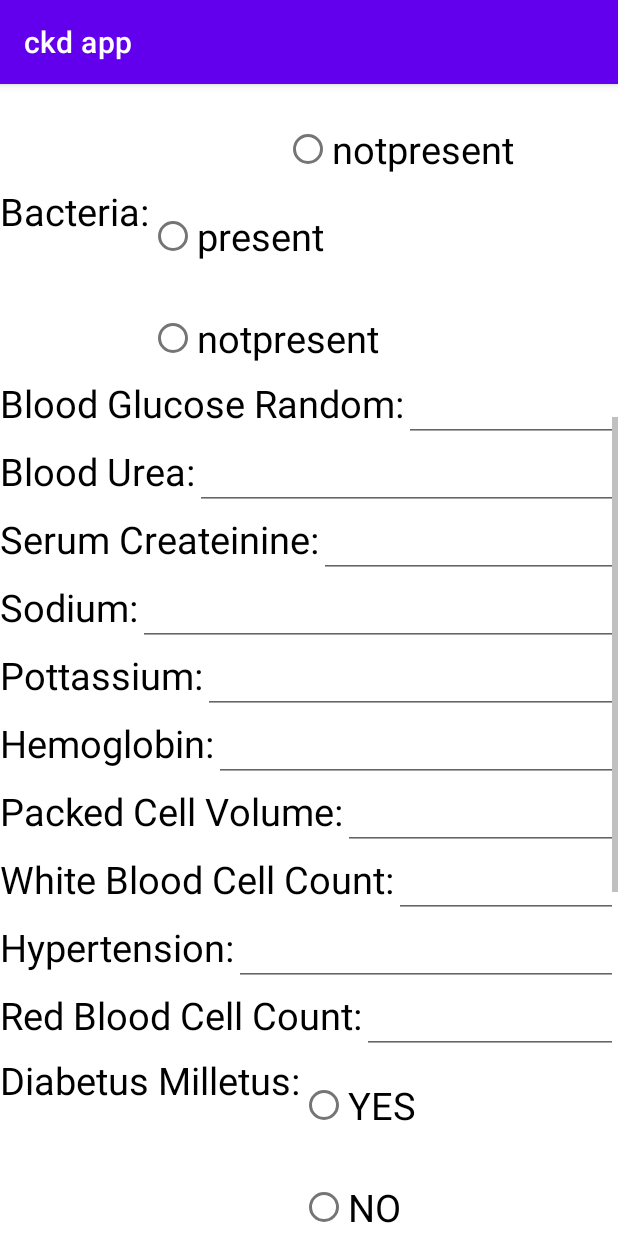
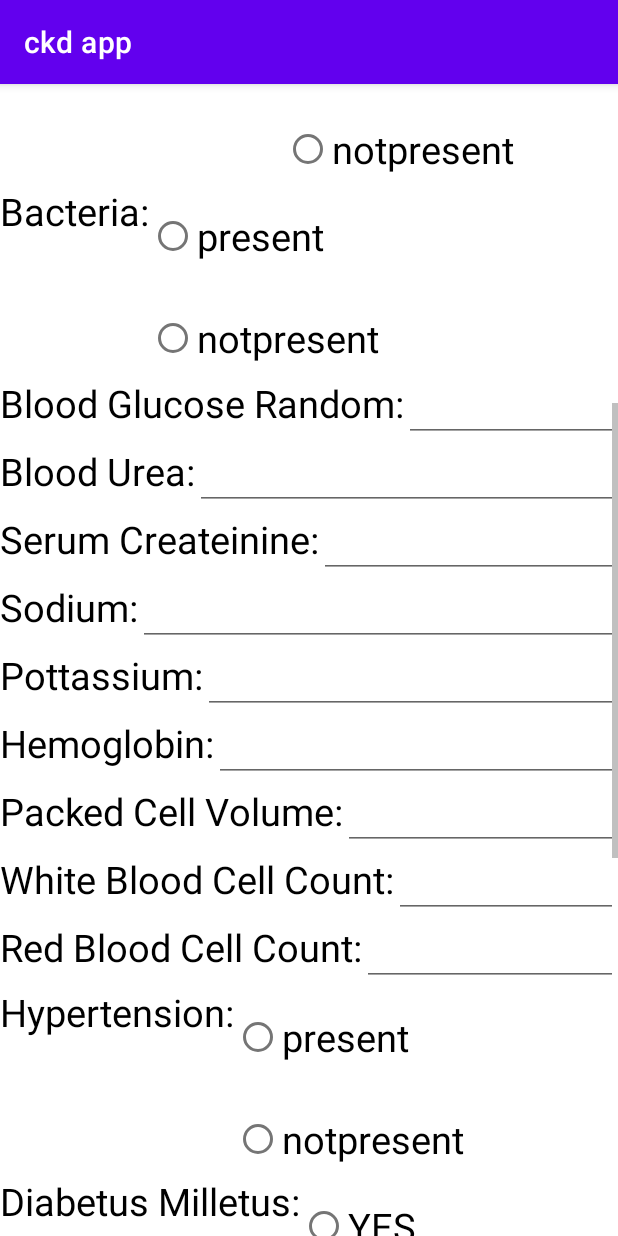
Before and after one commit to satulurivijayalakshmi/CKD-Prediction, an Android app: the screen it shows after launch (MainActivity), scrolled down 537 dp, on a phone screen of 412 x 824 dp. Run offline under Robolectric (Android 15) with nearby library versions, the light colour scheme and no system bars; our stand-ins replace Volley; 2 statements that could not run were skipped.

Commit message:
Update activity_main.xml

```diff
--- a/android/ckdapp/app/src/main/res/layout/activity_main.xml
+++ b/android/ckdapp/app/src/main/res/layout/activity_main.xml
@@ -325,20 +325,7 @@
                 android:layout_height="wrap_content"
                 android:id="@+id/wbc"
                 android:inputType="number"></EditText></LinearLayout>
-        <LinearLayout
-            android:layout_width="match_parent"
-            android:layout_height="wrap_content">
-            <TextView
-                android:layout_width="wrap_content"
-                android:layout_height="wrap_content"
-                android:text="Hypertension:"
-                android:textColor="@color/black"
-                android:textSize="25sp"></TextView>
-            <EditText
-                android:layout_width="match_parent"
-                android:layout_height="wrap_content"
-                android:id="@+id/htn"
-                android:inputType="number"></EditText></LinearLayout>
+
         <LinearLayout
             android:layout_width="match_parent"
             android:layout_height="wrap_content">
@@ -353,6 +340,39 @@
                 android:layout_height="wrap_content"
                 android:id="@+id/rbc"
                 android:inputType="number"></EditText></LinearLayout>
+        <LinearLayout
+            android:layout_width="match_parent"
+            android:layout_height="wrap_content">
+            <TextView
+                android:layout_width="wrap_content"
+                android:layout_height="wrap_content"
+                android:text="Hypertension:"
+                android:textColor="@color/black"
+                android:textSize="25sp"></TextView>
+            <RadioGroup
+                android:layout_width="wrap_content"
+                android:layout_height="wrap_content"
+                android:id="@+id/radiohtn">
+
+                <RadioButton
+                    android:id="@+id/radioyhtn"
+                    android:layout_width="fill_parent"
+                    android:layout_height="wrap_content"
+                    android:text="present"
+                    android:layout_marginTop="10dp"
+                    android:checked="false"
+                    android:textSize="25sp" />
+
+                <RadioButton
+                    android:id="@+id/radionhtn"
+                    android:layout_width="fill_parent"
+                    android:layout_height="wrap_content"
+                    android:text="notpresent"
+                    android:layout_marginTop="20dp"
+                    android:checked="false"
+
+                    android:textSize="25sp" />
+            </RadioGroup>  </LinearLayout>
     <LinearLayout
         android:layout_width="match_parent"
         android:layout_height="wrap_content">
```
